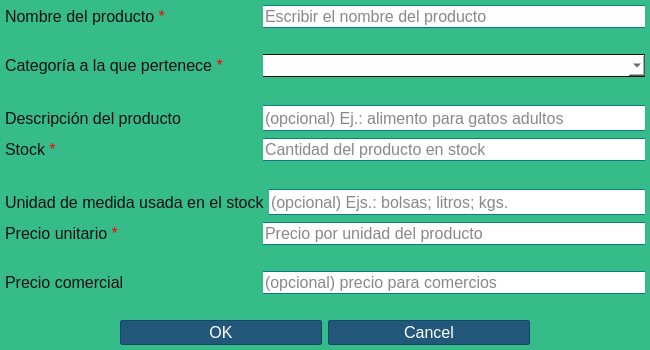
Old version of the form ui/productDialog.ui in the repository Bruno-Heit/programa-forrajeria.
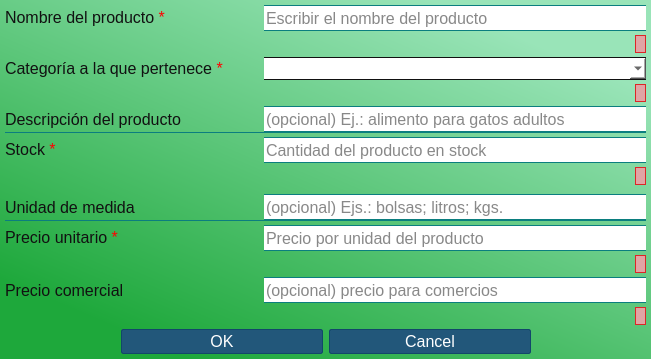
New version of the form.

Commit message: CHANGED validation functions for custom validators in class 'ProductDialog'

```diff
--- a/ui/productDialog.ui
+++ b/ui/productDialog.ui
@@ -6,14 +6,14 @@
    <rect>
     <x>0</x>
     <y>0</y>
-    <width>650</width>
-    <height>350</height>
+    <width>651</width>
+    <height>359</height>
    </rect>
   </property>
   <property name="minimumSize">
    <size>
     <width>650</width>
-    <height>350</height>
+    <height>0</height>
    </size>
   </property>
   <property name="windowTitle">
@@ -21,14 +21,44 @@
   </property>
   <property name="styleSheet">
    <string notr="true">* {
-	background-color: #35bc88;
+/*	background-color: #35bc88;*/
 	color: #111;
 	border-color: #0b7e7f;
-	font-family: &quot;Verdana&quot;, &quot;Sans-Serif&quot;;
+	font-family: &quot;Tahoma&quot;, &quot;Verdana&quot;, &quot;Sans-Serif&quot;;
 	font-size: 16px;
 }
 
 
+QDialog {
+/*	background-color: qlineargradient(spread:pad, x1:0, y1:0.273, x2:1, y2:0.835, stop:0 rgba(144, 205, 171, 255), stop:1 rgba(187, 255, 154, 255));*/
+	background-color: qlineargradient(spread:pad, x1:0.149, y1:0.892, x2:0.774, y2:0.0860909, stop:0 rgba(30, 168, 59, 255), stop:1 rgba(153, 228, 184, 255));
+}
+
+
+#frame_productDescription,
+#frame_measurementUnit {
+	border: none;
+	border-bottom: 1px solid;
+	border-color: #0b7e7f;
+}
+
+
+#label_nameWarning,
+#label_stockWarning,
+#label_categoryWarning,
+#label_unitPriceWarning,
+#label_comercialPriceWarning {
+	color: #dc2627;
+	border: 1px solid #dc2627;
+	background-color: #e0a4a4;
+}
+
+
+#frame_productStock {
+	margin-bottom: 5px;
+}
+
+
 *[mandatoryField=&quot;True&quot;] {
 	background-color: rgb(255, 251, 142);
 }
@@ -115,13 +145,53 @@
    <item>
     <widget class="QFrame" name="mainForm">
      <property name="styleSheet">
-      <string notr="true">#label_nameWarning,
-#label_categoryWarning,
-#label_stockWarning,
-#label_unitPriceWarning,
-#label_comercialPriceWarning {
-	font: 11pt &quot;Tahoma&quot;;
-	color: #f00;
+      <string notr="true">QScrollBar {
+	background-color: #fff;
+	border: 1px solid transparent;
+	border-radius: 5px;
+}
+QScrollBar:groove {
+	border-radius: 5px;
+}
+QScrollBar::handle {
+	background-color: #0b7e7f;
+	border-radius: 5px;
+}
+QScrollBar::handle:pressed {
+	background-color: #35bc88;
+}
+QScrollBar::sub-line {
+	width: 0;
+	height: 0;
+	background: none;
+}
+QScrollBar::add-line {
+	width: 0;
+	height: 0;
+	background: none;
+}
+
+
+/*vertical scrollbars*/
+QScrollBar:vertical {
+	width: 13px;
+}
+QScrollBar::handle:vertical {
+	min-height: 15px;
+}
+QScrollBar::sub-page:vertical {
+	background: none;
+}
+QScrollBar::add-page:vertical {
+	background: none;
+}
+
+/*horizontal scrollbars*/
+QScrollBar:horizontal {
+	height: 13px;
+}
+QScrollBar::handle:horizontal {
+	min-width: 15px;
 }</string>
      </property>
      <property name="frameShape">
@@ -148,10 +218,16 @@
       </property>
       <item>
        <widget class="QFrame" name="frame_productName">
+        <property name="sizePolicy">
+         <sizepolicy hsizetype="Preferred" vsizetype="Preferred">
+          <horstretch>0</horstretch>
+          <verstretch>0</verstretch>
+         </sizepolicy>
+        </property>
         <property name="maximumSize">
          <size>
           <width>16777215</width>
-          <height>45</height>
+          <height>16777215</height>
          </size>
         </property>
         <property name="frameShape">
@@ -208,8 +284,17 @@
            </property>
           </widget>
          </item>
-         <item row="1" column="0" colspan="2">
+         <item row="1" column="0" colspan="2" alignment="Qt::AlignRight|Qt::AlignTop">
           <widget class="QLabel" name="label_nameWarning">
+           <property name="minimumSize">
+            <size>
+             <width>0</width>
+             <height>18</height>
+            </size>
+           </property>
+           <property name="toolTip">
+            <string notr="true"/>
+           </property>
            <property name="text">
             <string notr="true"/>
            </property>
@@ -220,7 +305,7 @@
             <set>Qt::AlignRight|Qt::AlignTop|Qt::AlignTrailing</set>
            </property>
            <property name="wordWrap">
-            <bool>true</bool>
+            <bool>false</bool>
            </property>
            <property name="textInteractionFlags">
             <set>Qt::NoTextInteraction</set>
@@ -232,6 +317,12 @@
       </item>
       <item>
        <widget class="QFrame" name="frame_productCategory">
+        <property name="sizePolicy">
+         <sizepolicy hsizetype="Preferred" vsizetype="Preferred">
+          <horstretch>0</horstretch>
+          <verstretch>0</verstretch>
+         </sizepolicy>
+        </property>
         <property name="minimumSize">
          <size>
           <width>0</width>
@@ -241,7 +332,7 @@
         <property name="maximumSize">
          <size>
           <width>16777215</width>
-          <height>45</height>
+          <height>16777215</height>
          </size>
         </property>
         <property name="frameShape">
@@ -301,12 +392,18 @@
            </property>
           </widget>
          </item>
-         <item row="1" column="0" colspan="2">
+         <item row="1" column="0" colspan="2" alignment="Qt::AlignRight|Qt::AlignTop">
           <widget class="QLabel" name="label_categoryWarning">
+           <property name="minimumSize">
+            <size>
+             <width>0</width>
+             <height>18</height>
+            </size>
+           </property>
            <property name="maximumSize">
             <size>
              <width>16777215</width>
-             <height>20</height>
+             <height>16777215</height>
             </size>
            </property>
            <property name="text">
@@ -319,7 +416,7 @@
             <set>Qt::AlignRight|Qt::AlignTop|Qt::AlignTrailing</set>
            </property>
            <property name="wordWrap">
-            <bool>true</bool>
+            <bool>false</bool>
            </property>
            <property name="textInteractionFlags">
             <set>Qt::NoTextInteraction</set>
@@ -331,6 +428,12 @@
       </item>
       <item>
        <widget class="QFrame" name="frame_productDescription">
+        <property name="sizePolicy">
+         <sizepolicy hsizetype="Preferred" vsizetype="Preferred">
+          <horstretch>0</horstretch>
+          <verstretch>0</verstretch>
+         </sizepolicy>
+        </property>
         <property name="minimumSize">
          <size>
           <width>0</width>
@@ -340,7 +443,7 @@
         <property name="maximumSize">
          <size>
           <width>16777215</width>
-          <height>45</height>
+          <height>16777215</height>
          </size>
         </property>
         <property name="frameShape">
@@ -411,6 +514,12 @@
       </item>
       <item>
        <widget class="QFrame" name="frame_productStock">
+        <property name="sizePolicy">
+         <sizepolicy hsizetype="Preferred" vsizetype="Preferred">
+          <horstretch>0</horstretch>
+          <verstretch>0</verstretch>
+         </sizepolicy>
+        </property>
         <property name="minimumSize">
          <size>
           <width>0</width>
@@ -420,7 +529,7 @@
         <property name="maximumSize">
          <size>
           <width>16777215</width>
-          <height>45</height>
+          <height>16777215</height>
          </size>
         </property>
         <property name="frameShape">
@@ -474,15 +583,27 @@
            </property>
           </widget>
          </item>
-         <item row="1" column="0" colspan="2">
+         <item row="1" column="0" colspan="2" alignment="Qt::AlignRight|Qt::AlignTop">
           <widget class="QLabel" name="label_stockWarning">
            <property name="enabled">
             <bool>true</bool>
            </property>
+           <property name="sizePolicy">
+            <sizepolicy hsizetype="Preferred" vsizetype="Preferred">
+             <horstretch>0</horstretch>
+             <verstretch>0</verstretch>
+            </sizepolicy>
+           </property>
+           <property name="minimumSize">
+            <size>
+             <width>0</width>
+             <height>18</height>
+            </size>
+           </property>
            <property name="maximumSize">
             <size>
              <width>16777215</width>
-             <height>20</height>
+             <height>16777215</height>
             </size>
            </property>
            <property name="text">
@@ -495,7 +616,7 @@
             <set>Qt::AlignRight|Qt::AlignTop|Qt::AlignTrailing</set>
            </property>
            <property name="wordWrap">
-            <bool>true</bool>
+            <bool>false</bool>
            </property>
            <property name="textInteractionFlags">
             <set>Qt::NoTextInteraction</set>
@@ -507,6 +628,12 @@
       </item>
       <item>
        <widget class="QFrame" name="frame_measurementUnit">
+        <property name="sizePolicy">
+         <sizepolicy hsizetype="Preferred" vsizetype="Preferred">
+          <horstretch>0</horstretch>
+          <verstretch>0</verstretch>
+         </sizepolicy>
+        </property>
         <property name="minimumSize">
          <size>
           <width>0</width>
@@ -516,7 +643,7 @@
         <property name="maximumSize">
          <size>
           <width>16777215</width>
-          <height>45</height>
+          <height>16777215</height>
          </size>
         </property>
         <property name="frameShape">
@@ -544,7 +671,7 @@
          <item>
           <widget class="QLabel" name="label_measurementUnit">
            <property name="text">
-            <string notr="true">Unidad de medida usada en el stock</string>
+            <string notr="true">Unidad de medida</string>
            </property>
            <property name="textFormat">
             <enum>Qt::PlainText</enum>
@@ -578,6 +705,12 @@
       </item>
       <item>
        <widget class="QFrame" name="frame_unitPrice">
+        <property name="sizePolicy">
+         <sizepolicy hsizetype="Preferred" vsizetype="Preferred">
+          <horstretch>0</horstretch>
+          <verstretch>0</verstretch>
+         </sizepolicy>
+        </property>
         <property name="minimumSize">
          <size>
           <width>0</width>
@@ -587,7 +720,7 @@
         <property name="maximumSize">
          <size>
           <width>16777215</width>
-          <height>45</height>
+          <height>16777215</height>
          </size>
         </property>
         <property name="frameShape">
@@ -612,8 +745,14 @@
          <property name="spacing">
           <number>4</number>
          </property>
-         <item row="1" column="0" colspan="4">
+         <item row="1" column="0" colspan="4" alignment="Qt::AlignRight|Qt::AlignTop">
           <widget class="QLabel" name="label_unitPriceWarning">
+           <property name="minimumSize">
+            <size>
+             <width>0</width>
+             <height>18</height>
+            </size>
+           </property>
            <property name="text">
             <string notr="true"/>
            </property>
@@ -624,7 +763,7 @@
             <set>Qt::AlignRight|Qt::AlignTop|Qt::AlignTrailing</set>
            </property>
            <property name="wordWrap">
-            <bool>true</bool>
+            <bool>false</bool>
            </property>
            <property name="textInteractionFlags">
             <set>Qt::NoTextInteraction</set>
@@ -668,10 +807,16 @@
       </item>
       <item>
        <widget class="QFrame" name="frame_comercialPrice">
+        <property name="sizePolicy">
+         <sizepolicy hsizetype="Preferred" vsizetype="Preferred">
+          <horstretch>0</horstretch>
+          <verstretch>0</verstretch>
+         </sizepolicy>
+        </property>
         <property name="maximumSize">
          <size>
           <width>16777215</width>
-          <height>45</height>
+          <height>16777215</height>
          </size>
         </property>
         <property name="frameShape">
@@ -725,12 +870,18 @@
            </property>
           </widget>
          </item>
-         <item row="1" column="0" colspan="2">
+         <item row="1" column="0" colspan="2" alignment="Qt::AlignRight|Qt::AlignTop">
           <widget class="QLabel" name="label_comercialPriceWarning">
+           <property name="minimumSize">
+            <size>
+             <width>0</width>
+             <height>18</height>
+            </size>
+           </property>
            <property name="font">
             <font>
              <family>Tahoma</family>
-             <pointsize>11</pointsize>
+             <pointsize>-1</pointsize>
              <weight>50</weight>
              <italic>false</italic>
              <bold>false</bold>
@@ -746,7 +897,7 @@
             <set>Qt::AlignRight|Qt::AlignTop|Qt::AlignTrailing</set>
            </property>
            <property name="wordWrap">
-            <bool>true</bool>
+            <bool>false</bool>
            </property>
            <property name="textInteractionFlags">
             <set>Qt::NoTextInteraction</set>
```
Left out of the diff: 47 changed lines with no effect on the pictures. The commit also changes 5 other files.
